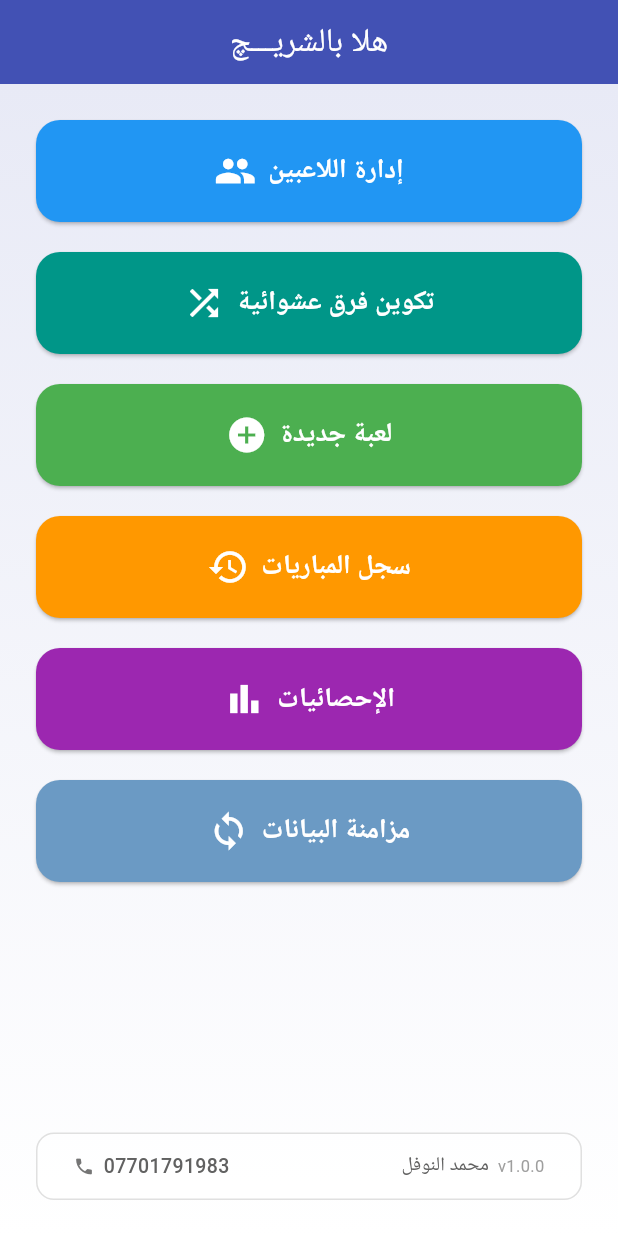
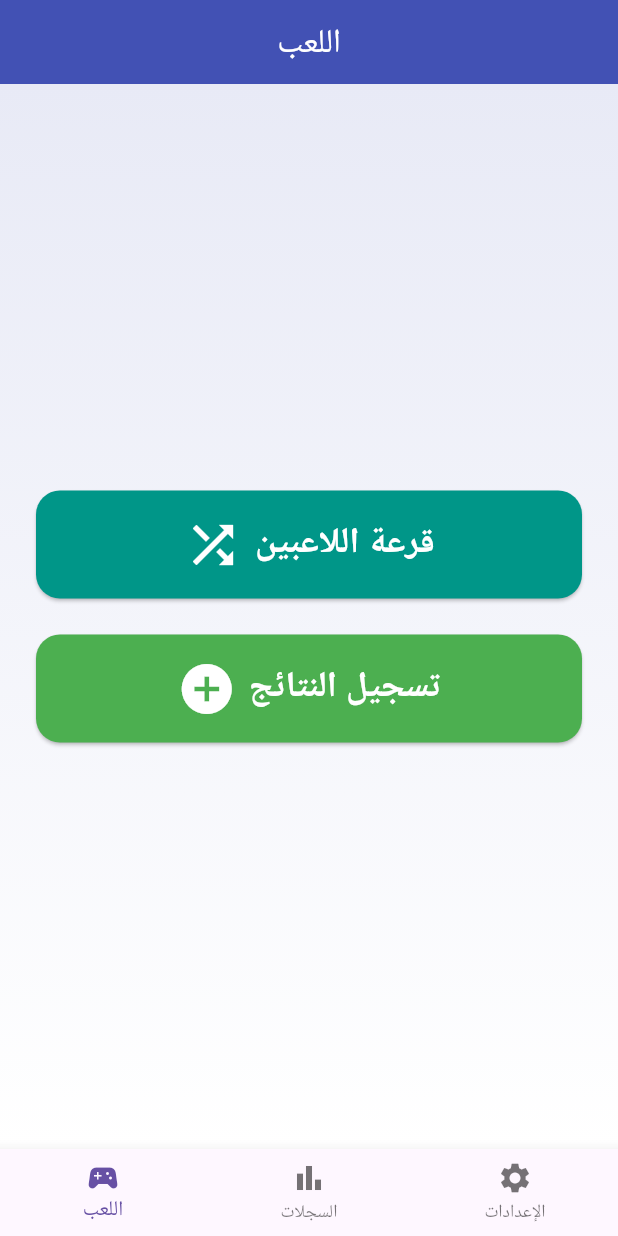
Before and after one commit to AiExpert1985/family_cards, a Flutter app: the screen it shows after launch, on a phone screen of 412 x 824 dp. Run offline on Flutter 3.47's test engine with Material 3 defaults, Android fonts, the phone set to English and light mode, and no system bars; our stand-ins replace file_picker, flutter_riverpod, share_plus, shared_preferences.

Commit message:
redesign the app UI

```diff
--- a/lib/pages/home_page.dart
+++ b/lib/pages/home_page.dart
@@ -1,21 +1,31 @@
 // ============== pages/home_page.dart ==============
-import 'package:family_cards/pages/sync_page.dart';
+import 'package:family_cards/pages/play_tab.dart';
+import 'package:family_cards/pages/records_tab.dart';
 import 'package:flutter/material.dart';
-import '../widgets/common/app_button.dart';
-import 'players_page.dart';
-import 'new_game_page.dart';
-import 'games_history_page.dart';
-import 'statistics_page.dart';
-import 'random_teams_page.dart';
+import 'settings_page.dart';
 
-class HomePage extends StatelessWidget {
+class HomePage extends StatefulWidget {
   const HomePage({super.key});
+
+  @override
+  State<HomePage> createState() => _HomePageState();
+}
+
+class _HomePageState extends State<HomePage> {
+  int _currentIndex = 0;
+
+  final _tabs = [
+    // Remove const since SettingsPage has onTap callbacks
+    const PlayTab(),
+    const RecordsTab(),
+    const SettingsPage(), // Add this third tab
+  ];
 
   @override
   Widget build(BuildContext context) {
     return Scaffold(
       appBar: AppBar(
-        title: const Text('هلا بالشريـــچ'),
+        title: Text(_getTitleForTab(_currentIndex)),
         backgroundColor: Colors.indigo,
         foregroundColor: Colors.white,
       ),
@@ -27,108 +37,30 @@ class HomePage extends StatelessWidget {
             colors: [Colors.indigo.shade50, Colors.white],
           ),
         ),
-        child: SafeArea(
-          child: Padding(
-            padding: const EdgeInsets.all(24),
-            child: Column(
-              mainAxisAlignment: MainAxisAlignment.center,
-              children: [
-                AppButton(
-                  icon: Icons.people,
-                  label: 'إدارة اللاعبين',
-                  color: Colors.blue,
-                  onPressed: () => _navigate(context, const PlayersPage()),
-                ),
-                const SizedBox(height: 20),
-                AppButton(
-                  icon: Icons.shuffle,
-                  label: 'تكوين فرق عشوائية',
-                  color: Colors.teal,
-                  onPressed: () => _navigate(context, const RandomTeamsPage()),
-                ),
-                const SizedBox(height: 20),
-                AppButton(
-                  icon: Icons.add_circle,
-                  label: 'لعبة جديدة',
-                  color: Colors.green,
-                  onPressed: () => _navigate(context, const NewGamePage()),
-                ),
-                const SizedBox(height: 20),
-                AppButton(
-                  icon: Icons.history,
-                  label: 'سجل المباريات',
-                  color: Colors.orange,
-                  onPressed: () => _navigate(context, const GamesHistoryPage()),
-                ),
-                const SizedBox(height: 20),
-                AppButton(
-                  icon: Icons.bar_chart,
-                  label: 'الإحصائيات',
-                  color: Colors.purple,
-                  onPressed: () => _navigate(context, const StatisticsPage()),
-                ),
-                const SizedBox(height: 20),
-                AppButton(
-                  icon: Icons.sync,
-                  label: 'مزامنة البيانات',
-                  color: Color(0xFF6B9AC4),
-                  onPressed: () => _navigate(context, const SyncPage()),
-                ),
-                const Spacer(),
-                Container(
-                  margin: const EdgeInsets.only(top: 16),
-                  padding: const EdgeInsets.symmetric(horizontal: 24, vertical: 12),
-                  decoration: BoxDecoration(
-                    color: Colors.white.withValues(alpha: 0.7),
-                    borderRadius: BorderRadius.circular(12),
-                    border: Border.all(color: Colors.grey.shade300, width: 1),
-                  ),
-                  child: Row(
-                    mainAxisAlignment: MainAxisAlignment.spaceBetween,
-                    children: [
-                      Row(
-                        children: [
-                          Icon(Icons.phone, size: 14, color: Colors.grey.shade600),
-                          const SizedBox(width: 6),
-                          Text(
-                            '07701791983',
-                            style: TextStyle(
-                              fontSize: 13,
-                              color: Colors.grey.shade700,
-                              fontWeight: FontWeight.w500,
-                            ),
-                          ),
-                        ],
-                      ),
-                      Row(
-                        children: [
-                          Text(
-                            'محمد النوفل',
-                            style: TextStyle(
-                              fontSize: 13,
-                              color: Colors.grey.shade700,
-                              fontWeight: FontWeight.w500,
-                            ),
-                          ),
-                          const SizedBox(width: 6),
-                          Text(
-                            'v1.0.0',
-                            style: TextStyle(fontSize: 11, color: Colors.grey.shade500),
-                          ),
-                        ],
-                      ),
-                    ],
-                  ),
-                ),
-              ],
-            ),
-          ),
-        ),
+        child: _tabs[_currentIndex],
+      ),
+      bottomNavigationBar: BottomNavigationBar(
+        currentIndex: _currentIndex,
+        onTap: (index) => setState(() => _currentIndex = index),
+        items: const [
+          BottomNavigationBarItem(icon: Icon(Icons.sports_esports), label: 'اللعب'),
+          BottomNavigationBarItem(icon: Icon(Icons.bar_chart), label: 'السجلات'),
+          BottomNavigationBarItem(icon: Icon(Icons.settings), label: 'الإعدادات'),
+        ],
       ),
     );
   }
 
-  void _navigate(BuildContext context, Widget page) {
-    Navigator.push(context, MaterialPageRoute(builder: (_) => page));
+  String _getTitleForTab(int index) {
+    switch (index) {
+      case 0:
+        return 'اللعب';
+      case 1:
+        return 'السجلات';
+      case 2:
+        return 'الإعدادات';
+      default:
+        return 'اللعب';
+    }
   }
 }
--- /dev/null
+++ b/lib/pages/play_tab.dart
@@ -0,0 +1,63 @@
+// ============== pages/play_tab.dart ==============
+import 'package:flutter/material.dart';
+import 'random_teams_page.dart';
+import 'new_game_page.dart';
+
+class PlayTab extends StatelessWidget {
+  const PlayTab({super.key});
+
+  @override
+  Widget build(BuildContext context) {
+    return Center(
+      child: Padding(
+        padding: const EdgeInsets.all(24),
+        child: Column(
+          mainAxisAlignment: MainAxisAlignment.center,
+          children: [
+            SizedBox(
+              width: double.infinity,
+              child: ElevatedButton.icon(
+                onPressed:
+                    () => Navigator.push(
+                      context,
+                      MaterialPageRoute(builder: (_) => const RandomTeamsPage()),
+                    ),
+                icon: const Icon(Icons.shuffle, size: 40),
+                label: const Text(
+                  'قرعة اللاعبين',
+                  style: TextStyle(fontSize: 24, fontWeight: FontWeight.bold),
+                ),
+                style: ElevatedButton.styleFrom(
+                  backgroundColor: Colors.teal,
+                  foregroundColor: Colors.white,
+                  shape: RoundedRectangleBorder(borderRadius: BorderRadius.circular(16)),
+                ),
+              ),
+            ),
+            const SizedBox(height: 24),
+            SizedBox(
+              width: double.infinity,
+              child: ElevatedButton.icon(
+                onPressed:
+                    () => Navigator.push(
+                      context,
+                      MaterialPageRoute(builder: (_) => const NewGamePage()),
+                    ),
+                icon: const Icon(Icons.add_circle, size: 40),
+                label: const Text(
+                  'تسجيل النتائج',
+                  style: TextStyle(fontSize: 24, fontWeight: FontWeight.bold),
+                ),
+                style: ElevatedButton.styleFrom(
+                  backgroundColor: Colors.green,
+                  foregroundColor: Colors.white,
+                  shape: RoundedRectangleBorder(borderRadius: BorderRadius.circular(16)),
+                ),
+              ),
+            ),
+          ],
+        ),
+      ),
+    );
+  }
+}
--- a/pubspec.yaml
+++ b/pubspec.yaml
@@ -16,7 +16,7 @@ publish_to: 'none' # Remove this line if you wish to publish to pub.dev
 # https://developer.apple.com/library/archive/documentation/General/Reference/InfoPlistKeyReference/Articles/CoreFoundationKeys.html
 # In Windows, build-name is used as the major, minor, and patch parts
 # of the product and file versions while build-number is used as the build suffix.
-version: 1.0.0
+version: 2.0.0
 
 environment:
   sdk: ^3.7.0
```
Also changed, not shown: lib/pages/records_tab.dart (added, +44 -0 lines), lib/pages/settings_page.dart (added, +90 -0 lines).
